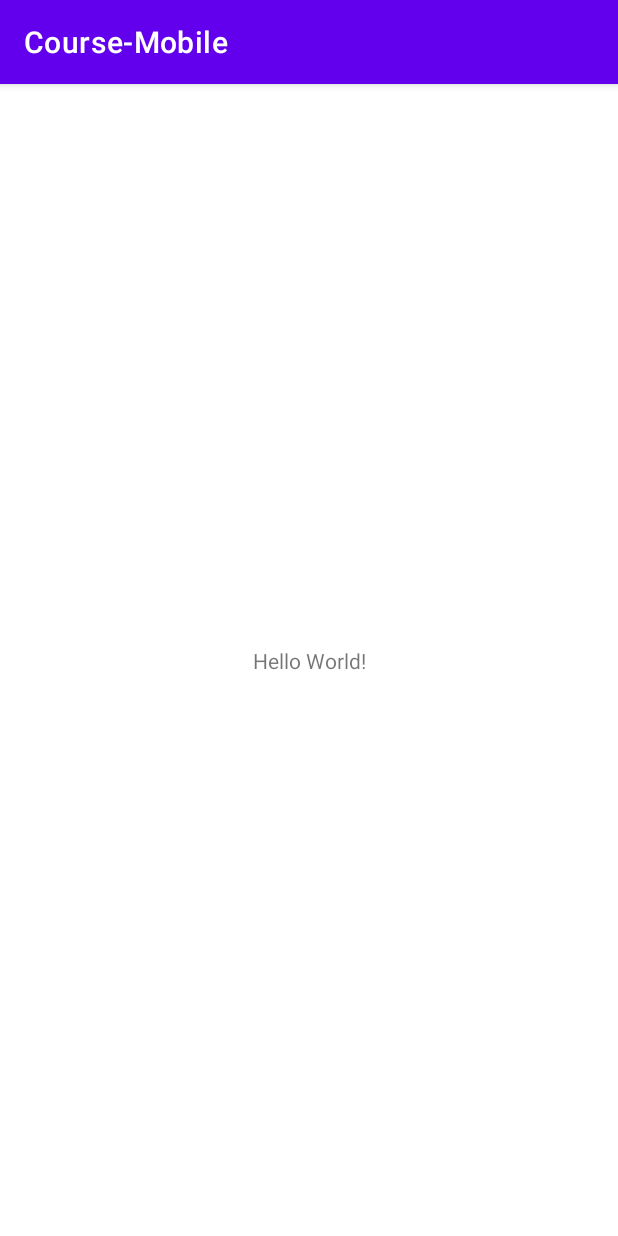
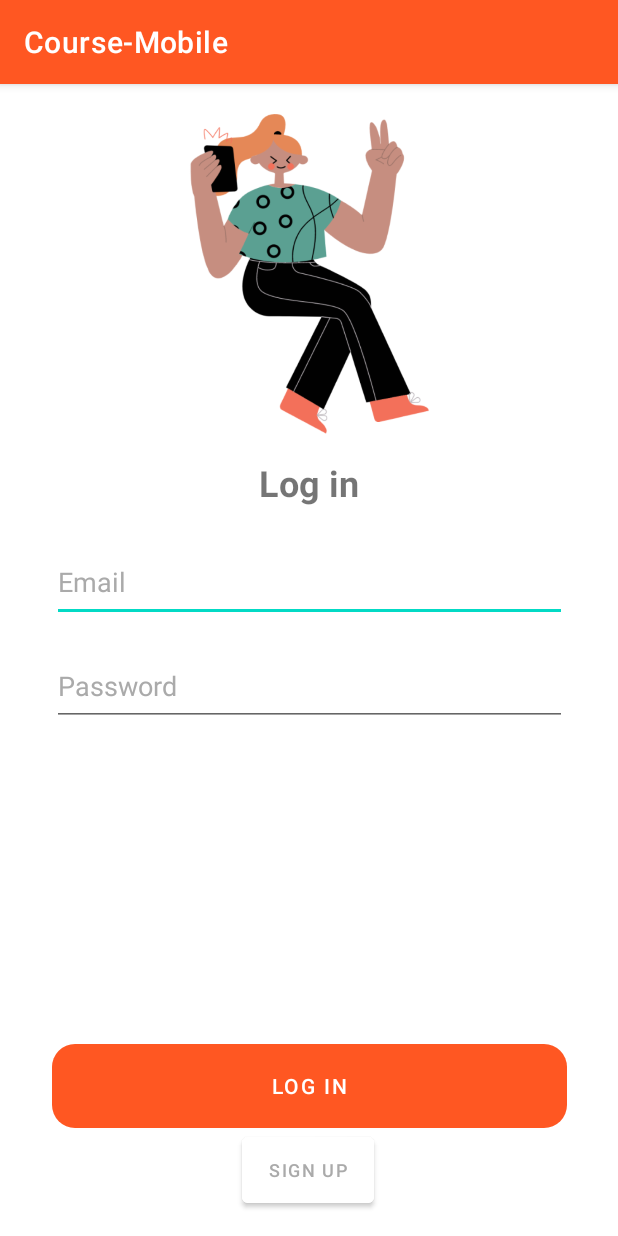
Before and after one commit to thuongsugar/course_app, an Android app: the screen it shows after launch (MainActivity), on a phone screen of 412 x 824 dp. Run offline under Robolectric (Android 15) with nearby library versions, the phone set to English and light mode, and no system bars.

Commit message:
signu pand login

```diff
--- a/app/src/main/java/com/example/course_mobile/MainActivity.java
+++ b/app/src/main/java/com/example/course_mobile/MainActivity.java
@@ -9,6 +9,6 @@ public class MainActivity extends AppCompatActivity {
     @Override
     protected void onCreate(Bundle savedInstanceState) {
         super.onCreate(savedInstanceState);
-        setContentView(R.layout.activity_main);
+        setContentView(R.layout.login);
     }
 }
--- /dev/null
+++ b/app/src/main/res/drawable/my_button.xml
@@ -0,0 +1,20 @@
+<?xml version="1.0" encoding="utf-8"?>
+<shape
+    xmlns:android="http://schemas.android.com/apk/res/android"
+    android:shape="rectangle">
+
+
+
+    <padding
+        android:left="10dp"
+        android:top="10dp"
+        android:right="10dp"
+        android:bottom="10dp" >
+    </padding>
+
+    <!-- và đây là bán kính đường tròn ở 4 góc -->
+    <corners
+        android:radius="15dp" >
+    </corners>
+
+</shape>
--- /dev/null
+++ b/app/src/main/res/layout/login.xml
@@ -0,0 +1,89 @@
+<?xml version="1.0" encoding="utf-8"?>
+<androidx.constraintlayout.widget.ConstraintLayout xmlns:android="http://schemas.android.com/apk/res/android"
+    xmlns:app="http://schemas.android.com/apk/res-auto"
+    xmlns:tools="http://schemas.android.com/tools"
+    android:id="@+id/linearLayout"
+    android:layout_width="match_parent"
+    android:layout_height="match_parent"
+    android:orientation="vertical"
+    android:gravity="center"
+    >
+
+    <ImageView
+        android:id="@+id/imvLogin"
+        android:layout_width="303dp"
+        android:layout_height="213dp"
+        android:layout_marginStart="16dp"
+        android:layout_marginTop="20dp"
+        android:layout_marginEnd="16dp"
+        android:src="@drawable/login"
+        app:layout_constraintEnd_toEndOf="parent"
+        app:layout_constraintStart_toStartOf="parent"
+        app:layout_constraintTop_toTopOf="parent" />
+
+    <TextView
+        android:id="@+id/txtLogin"
+        android:layout_width="341dp"
+        android:layout_height="32dp"
+        android:layout_marginStart="16dp"
+        android:layout_marginTop="16dp"
+        android:layout_marginEnd="16dp"
+        android:gravity="center"
+        android:text="Log in"
+        android:textSize="24dp"
+        android:textStyle="bold"
+        app:layout_constraintEnd_toEndOf="parent"
+        app:layout_constraintStart_toStartOf="parent"
+        app:layout_constraintTop_toBottomOf="@+id/imvLogin"
+        />
+
+    <EditText
+        android:id="@+id/edtEmail"
+        android:layout_width="343dp"
+        android:layout_height="53dp"
+        android:layout_marginTop="24dp"
+        android:layout_marginStart="16dp"
+        android:layout_marginEnd="16dp"
+        android:text="Email"
+        app:layout_constraintEnd_toEndOf="parent"
+        app:layout_constraintStart_toStartOf="parent"
+        app:layout_constraintTop_toBottomOf="@+id/txtLogin"
+        android:textColor="@android:color/darker_gray"/>
+    <EditText
+        android:id="@+id/edtPassword"
+        android:layout_width="343dp"
+        android:layout_height="53dp"
+        android:layout_marginTop="16dp"
+        app:layout_constraintTop_toBottomOf="@+id/edtEmail"
+        app:layout_constraintEnd_toEndOf="parent"
+        app:layout_constraintStart_toStartOf="parent"
+        android:text="Password"
+        android:textColor="@android:color/darker_gray"/>
+
+    <Button
+        android:id="@+id/btnLogin"
+        android:layout_width="343dp"
+        android:layout_height="56dp"
+        android:text="Log in"
+
+        android:background="@drawable/my_button"
+        app:layout_constraintBottom_toTopOf="@+id/button"
+        app:layout_constraintEnd_toEndOf="parent"
+        app:layout_constraintStart_toStartOf="parent" />
+
+    <Button
+        android:id="@+id/button"
+        android:layout_width="wrap_content"
+        android:layout_height="56dp"
+        android:layout_marginBottom="16dp"
+        android:backgroundTint="@color/white"
+        android:text="Sign up"
+        android:textSize="12dp"
+        android:textColor="@android:color/darker_gray"
+        app:layout_constraintBottom_toBottomOf="parent"
+        app:layout_constraintEnd_toEndOf="parent"
+        app:layout_constraintHorizontal_bias="0.498"
+        app:layout_constraintStart_toStartOf="parent" />
+
+
+</androidx.constraintlayout.widget.ConstraintLayout>
--- a/app/src/main/res/values/colors.xml
+++ b/app/src/main/res/values/colors.xml
@@ -1,7 +1,7 @@
 <?xml version="1.0" encoding="utf-8"?>
 <resources>
     <color name="purple_200">#FFBB86FC</color>
-    <color name="purple_500">#FF6200EE</color>
+    <color name="purple_500">#FF5722</color>
     <color name="purple_700">#FF3700B3</color>
     <color name="teal_200">#FF03DAC5</color>
     <color name="teal_700">#FF018786</color>
```
Also changed, not shown: app/src/main/res/layout/sigup.xml (added, +96 -0 lines), app/src/main/res/drawable/login.png (added), app/src/main/res/drawable/playment2.png (added), app/src/main/res/drawable/playmet1.png (added), app/src/main/res/drawable/saved1.png (added), app/src/main/res/drawable/saved2.png (added), app/src/main/res/drawable/signup.png (added).
